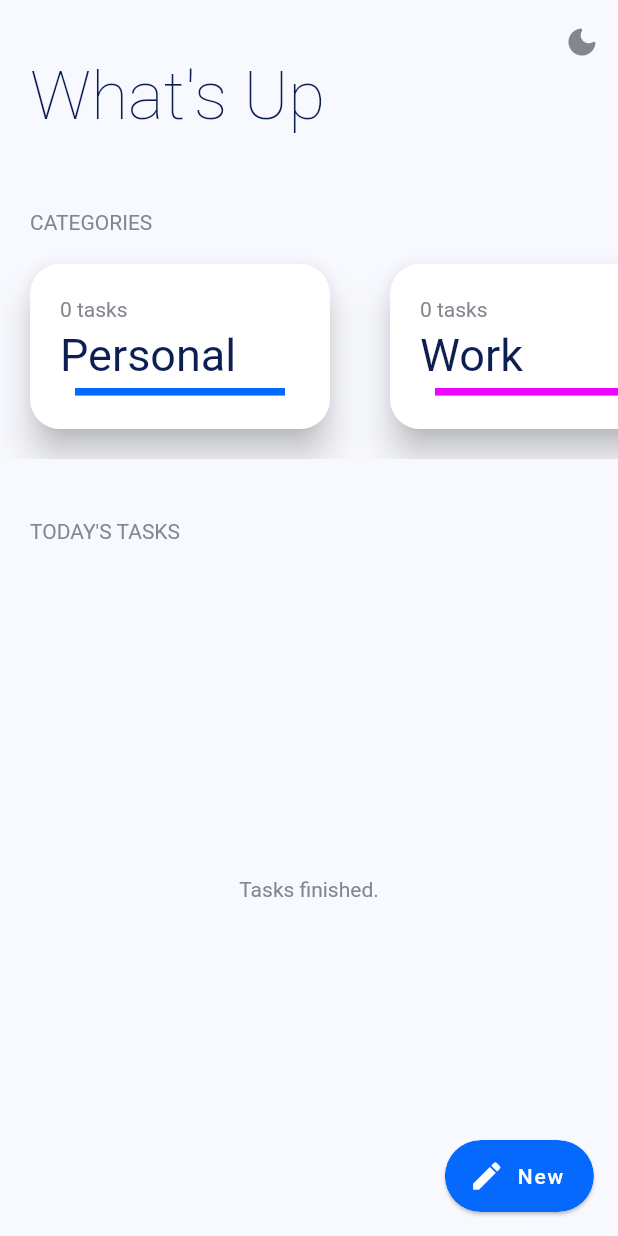
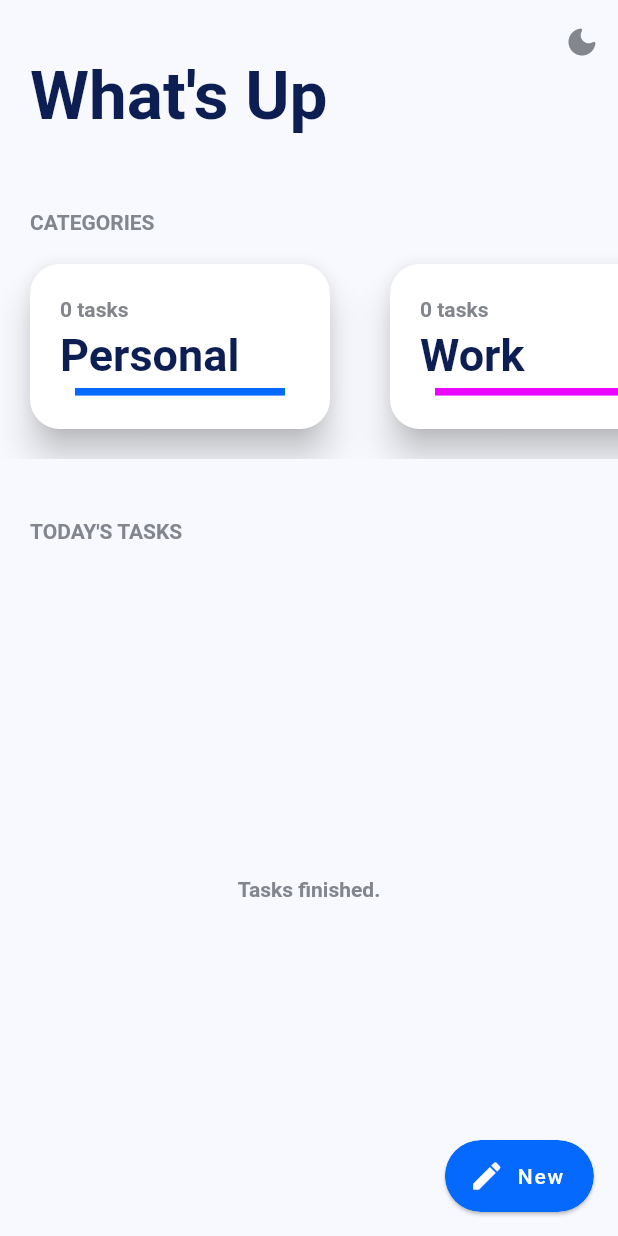
Before and after one commit to Perniciosius/ToDo, a Flutter app: the screen it shows after launch, on a phone screen of 412 x 824 dp. Run offline on Flutter 3.47's test engine with Material 2 defaults, Android fonts, the phone set to English and light mode, and no system bars; drawn by our look-alikes of percent_indicator; our stand-ins replace google_fonts, shared_preferences, sqflite; accounts and stored records are empty.

Commit message:
new font style

```diff
--- a/lib/main.dart
+++ b/lib/main.dart
@@ -1,4 +1,5 @@
 import 'package:flutter/material.dart';
+import 'package:google_fonts/google_fonts.dart';
 import 'package:provider/provider.dart';
 import 'package:to_do/pages/home_page.dart';
 import 'package:to_do/provider/theme_provider.dart';
@@ -32,6 +33,7 @@
               backgroundColor: lightBackgroundColor,
               elevation: 0.0,
             ),
+            fontFamily: GoogleFonts.varelaRound().fontFamily,
             primaryColor: lightBackgroundColor,
             buttonColor: lightButtonColor,
             iconTheme: IconThemeData(color: lightTextColor),
@@ -39,10 +41,22 @@
             cardColor: lightListItemColor,
             accentColor: lightButtonColor,
             textTheme: TextTheme(
-              bodyText2: TextStyle(color: lightTextColor),
-              headline1: TextStyle(color: lightTextColor),
-              headline4: TextStyle(color: lightTextColor),
-              subtitle1: TextStyle(color: lightTextColor),
+              bodyText2: TextStyle(
+                color: lightTextColor,
+                fontWeight: fontWeight,
+              ),
+              headline1: TextStyle(
+                color: lightTextColor,
+                fontWeight: fontWeight,
+              ),
+              headline4: TextStyle(
+                color: lightTextColor,
+                fontWeight: fontWeight,
+              ),
+              subtitle1: TextStyle(
+                color: lightTextColor,
+                fontWeight: fontWeight,
+              ),
             ),
             floatingActionButtonTheme: FloatingActionButtonThemeData(
               backgroundColor: lightButtonColor,
@@ -55,6 +69,7 @@
               backgroundColor: darkBackgroundColor,
               elevation: 0.0,
             ),
+            fontFamily: GoogleFonts.varelaRound().fontFamily,
             primaryColor: darkBackgroundColor,
             scaffoldBackgroundColor: darkBackgroundColor,
             buttonColor: darkButtonColor,
@@ -62,10 +77,22 @@
             cardColor: darkListItemColor,
             accentColor: darkButtonColor,
             textTheme: TextTheme(
-              bodyText2: TextStyle(color: darkTextColor),
-              headline1: TextStyle(color: darkTextColor),
-              headline4: TextStyle(color: darkTextColor),
-              subtitle1: TextStyle(color: darkTextColor),
+              bodyText2: TextStyle(
+                color: darkTextColor,
+                fontWeight: fontWeight,
+              ),
+              headline1: TextStyle(
+                color: darkTextColor,
+                fontWeight: fontWeight,
+              ),
+              headline4: TextStyle(
+                color: darkTextColor,
+                fontWeight: fontWeight,
+              ),
+              subtitle1: TextStyle(
+                color: darkTextColor,
+                fontWeight: fontWeight,
+              ),
             ),
             floatingActionButtonTheme: FloatingActionButtonThemeData(
               backgroundColor: darkButtonColor,
--- a/lib/pages/create_edit_task_page.dart
+++ b/lib/pages/create_edit_task_page.dart
@@ -75,7 +75,10 @@
                       cursorColor: secondaryTextColor,
                       textCapitalization: TextCapitalization.sentences,
                       maxLines: 3,
-                      style: TextStyle(fontSize: 25.0),
+                      style: TextStyle(
+                        fontSize: 25.0,
+                        fontWeight: FontWeight.w500,
+                      ),
                       textInputAction: TextInputAction.done,
                       decoration: InputDecoration(
                         border: InputBorder.none,
@@ -87,6 +90,7 @@
                         hintText: 'Create new task',
                         hintStyle: TextStyle(
                           color: secondaryTextColor.withOpacity(0.8),
+                          fontWeight: FontWeight.w500,
                         ),
                       ),
                     ),
--- a/lib/utils/constants.dart
+++ b/lib/utils/constants.dart
@@ -30,3 +30,5 @@
 const double categoryFontSize = 30.0;
 const double thickness = 2.0;
 const double dialogSize = 250.0;
+
+const FontWeight fontWeight = FontWeight.w600;
--- a/pubspec.yaml
+++ b/pubspec.yaml
@@ -29,6 +29,7 @@
   animations:
   percent_indicator:
   shared_preferences:
+  google_fonts:
 
   # The following adds the Cupertino Icons font to your application.
   # Use with the CupertinoIcons class for iOS style icons.
```
Also changed, not shown: pubspec.lock.
